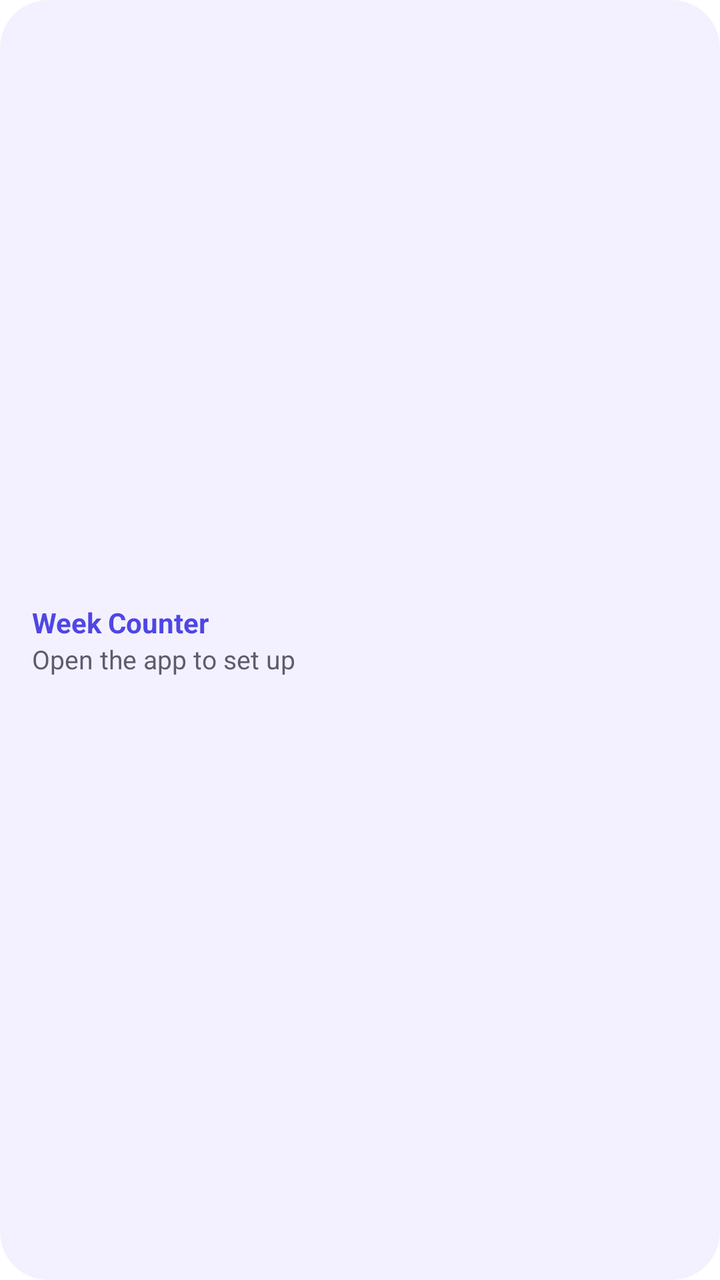
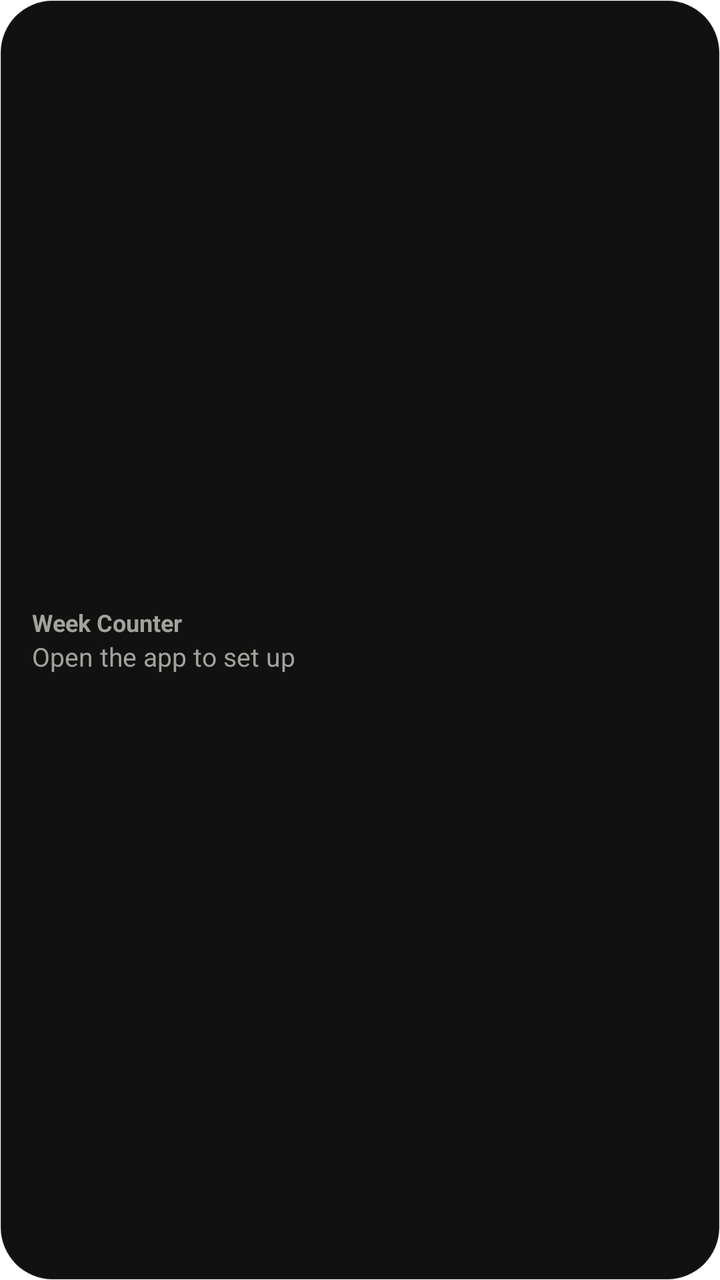

Compare the two renders of this Android layout. The source of the first and the diff that turns it into the second are given below.
<!-- AndroidManifest.xml: fallback theme Theme.MaterialComponents.DayNight.NoActionBar -->
<!-- res/layout/week_counter_widget.xml -->
<?xml version="1.0" encoding="utf-8"?>
<LinearLayout xmlns:android="http://schemas.android.com/apk/res/android"
    android:id="@+id/wc_root"
    android:layout_width="match_parent"
    android:layout_height="match_parent"
    android:background="@drawable/widget_background"
    android:gravity="center_vertical"
    android:orientation="vertical"
    android:padding="16dp">

    <TextView
        android:id="@+id/wc_title"
        android:layout_width="wrap_content"
        android:layout_height="wrap_content"
        android:ellipsize="end"
        android:maxLines="1"
        android:text="@string/widget_name"
        android:textColor="@color/widget_accent"
        android:textSize="14sp"
        android:textStyle="bold" />

    <LinearLayout
        android:id="@+id/wc_counter"
        android:layout_width="wrap_content"
        android:layout_height="wrap_content"
        android:baselineAligned="true"
        android:orientation="horizontal"
        android:visibility="gone">

        <TextView
            android:id="@+id/wc_days"
            android:layout_width="wrap_content"
            android:layout_height="wrap_content"
            android:layout_marginEnd="8dp"
            android:fontFeatureSettings="tnum"
            android:textColor="@color/widget_text"
            android:textSize="30sp"
            android:textStyle="bold" />

        <Chronometer
            android:id="@+id/wc_timer"
            android:layout_width="wrap_content"
            android:layout_height="wrap_content"
            android:fontFeatureSettings="tnum"
            android:textColor="@color/widget_text"
            android:textSize="30sp"
            android:textStyle="bold" />

        <TextView
            android:id="@+id/wc_coarse"
            android:layout_width="wrap_content"
            android:layout_height="wrap_content"
            android:textColor="@color/widget_text"
            android:textSize="30sp"
            android:textStyle="bold"
            android:visibility="gone" />
    </LinearLayout>

    <TextView
        android:id="@+id/wc_subtitle"
        android:layout_width="wrap_content"
        android:layout_height="wrap_content"
        android:ellipsize="end"
        android:maxLines="1"
        android:text="@string/widget_placeholder"
        android:textColor="@color/widget_text_secondary"
        android:textSize="13sp" />

    <TextView
        android:id="@+id/wc_secondary"
        android:layout_width="wrap_content"
        android:layout_height="wrap_content"
        android:ellipsize="end"
        android:maxLines="1"
        android:textColor="@color/widget_accent"
        android:textSize="12sp"
        android:visibility="gone" />
</LinearLayout>
<!-- resources referenced by this layout -->
<resources>
  <color name="widget_accent">#FF4F46E5</color>
  <color name="widget_text">#FF1B1B21</color>
  <color name="widget_text_secondary">#FF5D5B6E</color>
  <!-- drawable widget_background (drawable) -->
  <?xml version="1.0" encoding="utf-8"?>
  <shape xmlns:android="http://schemas.android.com/apk/res/android" android:shape="rectangle">
      <solid android:color="@color/widget_background" />
      <corners android:radius="24dp" />
  </shape>
  <string name="widget_name">Week Counter</string>
  <string name="widget_placeholder">Open the app to set up</string>
  <color name="widget_background">#FFF3F1FF</color>
</resources>

<!-- the commit's change to res/layout/week_counter_widget.xml (unified diff, before → after) -->
@@ -15,8 +15,8 @@
         android:ellipsize="end"
         android:maxLines="1"
         android:text="@string/widget_name"
-        android:textColor="@color/widget_accent"
-        android:textSize="14sp"
+        android:textColor="@color/widget_text_secondary"
+        android:textSize="12sp"
         android:textStyle="bold" />
 
     <LinearLayout
@@ -33,8 +33,9 @@
             android:layout_height="wrap_content"
             android:layout_marginEnd="8dp"
             android:fontFeatureSettings="tnum"
+            android:letterSpacing="-0.04"
             android:textColor="@color/widget_text"
-            android:textSize="30sp"
+            android:textSize="34sp"
             android:textStyle="bold" />
 
         <Chronometer
@@ -42,8 +43,9 @@
             android:layout_width="wrap_content"
             android:layout_height="wrap_content"
             android:fontFeatureSettings="tnum"
+            android:letterSpacing="-0.04"
             android:textColor="@color/widget_text"
-            android:textSize="30sp"
+            android:textSize="34sp"
             android:textStyle="bold" />
 
         <TextView
@@ -51,7 +53,7 @@
             android:layout_width="wrap_content"
             android:layout_height="wrap_content"
             android:textColor="@color/widget_text"
-            android:textSize="30sp"
+            android:textSize="34sp"
             android:textStyle="bold"
             android:visibility="gone" />
     </LinearLayout>
<!-- resource entries referenced after the edit -->
@@ -1,16 +1,17 @@
 <!-- resources referenced by this layout -->
 <resources>
-  <color name="widget_accent">#FF4F46E5</color>
-  <color name="widget_text">#FF1B1B21</color>
-  <color name="widget_text_secondary">#FF5D5B6E</color>
+  <color name="widget_accent">#FFB9A0FF</color>
+  <color name="widget_text">#FFF5F5F5</color>
+  <color name="widget_text_secondary">#FFA3A19C</color>
   <!-- drawable widget_background (drawable) -->
   <?xml version="1.0" encoding="utf-8"?>
   <shape xmlns:android="http://schemas.android.com/apk/res/android" android:shape="rectangle">
       <solid android:color="@color/widget_background" />
-      <corners android:radius="24dp" />
+      <corners android:radius="26dp" />
+      <stroke android:width="0.5dp" android:color="#1AFFFFFF" />
   </shape>
   <string name="widget_name">Week Counter</string>
   <string name="widget_placeholder">Open the app to set up</string>
-  <color name="widget_background">#FFF3F1FF</color>
+  <color name="widget_background">#FF111111</color>
 </resources>
 
